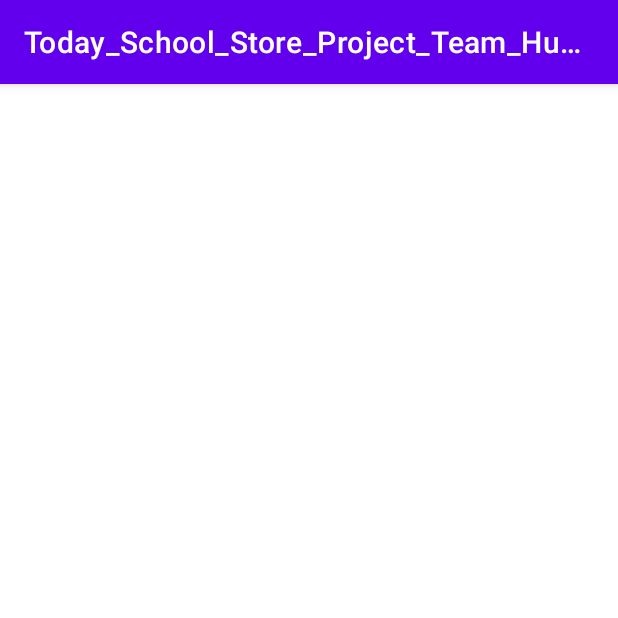
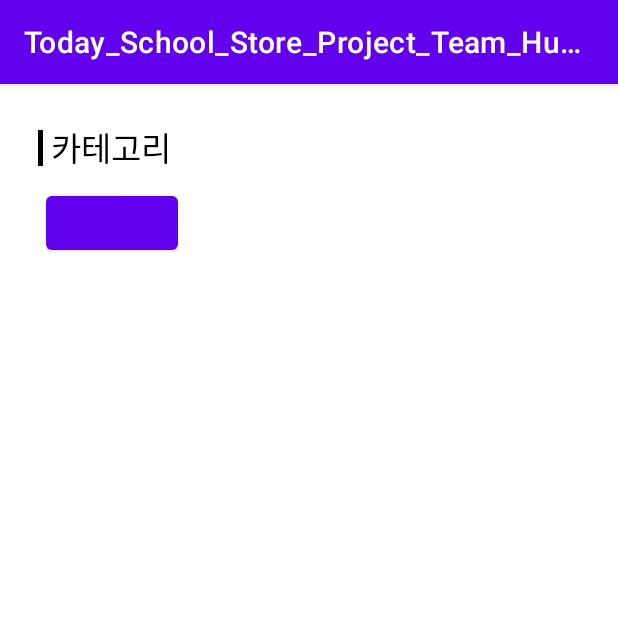
Before and after one commit to ProgrammerYes25/Today_School_Store_Project_Team_HungryP, an Android app: the PricePageActivity screen opened directly, with no data from a screen before it, on a phone screen of 412 x 824 dp, the top half of it. Run offline under Robolectric (Android 15) with nearby library versions, the phone set to English and light mode, and no system bars.

Commit message:
이미지 추가 - textlien - 메뉴 이름 앞에 붙는 라인 - newrectangle - 신재품 아래 까리는 분홍 네모
activitv_price_page 수정1

```diff
--- a/app/src/main/AndroidManifest.xml
+++ b/app/src/main/AndroidManifest.xml
@@ -1,6 +1,6 @@
 <?xml version="1.0" encoding="utf-8"?>
 <manifest xmlns:android="http://schemas.android.com/apk/res/android"
-    package="today_school_store_project.team_hungryp">
+    package="today_school_store_project.team_hungryp" >
 
     <application
         android:allowBackup="true"
@@ -8,13 +8,13 @@
         android:label="@string/app_name"
         android:roundIcon="@mipmap/ic_launcher_round"
         android:supportsRtl="true"
-        android:theme="@style/Theme.Today_School_Store_Project_Team_HungryP">
+        android:theme="@style/Theme.Today_School_Store_Project_Team_HungryP" >
         <activity
             android:name=".PricePageActivity"
             android:exported="false" />
         <activity
             android:name=".MainActivity"
-            android:exported="true">
+            android:exported="true" >
             <intent-filter>
                 <action android:name="android.intent.action.MAIN" />
 
--- a/app/src/main/res/layout/activity_price_page.xml
+++ b/app/src/main/res/layout/activity_price_page.xml
@@ -1,9 +1,42 @@
 <?xml version="1.0" encoding="utf-8"?>
-<androidx.constraintlayout.widget.ConstraintLayout xmlns:android="http://schemas.android.com/apk/res/android"
+<LinearLayout xmlns:android="http://schemas.android.com/apk/res/android"
     xmlns:app="http://schemas.android.com/apk/res-auto"
     xmlns:tools="http://schemas.android.com/tools"
     android:layout_width="match_parent"
     android:layout_height="match_parent"
+    android:orientation="vertical"
+    android:padding="15dp"
     tools:context=".PricePageActivity">
-
-</androidx.constraintlayout.widget.ConstraintLayout>
+    <LinearLayout
+        android:layout_width="match_parent"
+        android:layout_height="wrap_content"
+        android:orientation="vertical">
+        <LinearLayout
+            android:layout_width="match_parent"
+            android:layout_height="wrap_content"
+            android:orientation="horizontal"
+            android:padding="10dp">
+            <ImageView
+                android:layout_width="wrap_content"
+                android:layout_height="wrap_content"
+                android:layout_marginTop="5dp"
+                android:src="@drawable/textline"/>
+            <TextView
+                android:layout_width="wrap_content"
+                android:layout_height="wrap_content"
+                android:layout_marginLeft="5dp"
+                android:textColor="@color/black"
+                android:textSize="10pt"
+                android:text="카테고리"/>
+        </LinearLayout>
+        <HorizontalScrollView
+            android:layout_width="match_parent"
+            android:layout_height="wrap_content"
+            android:orientation="vertical"
+            android:layout_marginLeft="15dp">
+            <Button
+                android:layout_width="wrap_content"
+                android:layout_height="wrap_content"/>
+        </HorizontalScrollView>
+    </LinearLayout>
+</LinearLayout>
--- /dev/null
+++ b/app/src/main/res/values-land/dimens.xml
@@ -0,0 +1,3 @@
+<resources>
+        <dimen name="fab_margin">48dp</dimen>
+    </resources>
--- /dev/null
+++ b/app/src/main/res/values-w1240dp/dimens.xml
@@ -0,0 +1,3 @@
+<resources>
+        <dimen name="fab_margin">200dp</dimen>
+    </resources>
--- /dev/null
+++ b/app/src/main/res/values-w600dp/dimens.xml
@@ -0,0 +1,3 @@
+<resources>
+        <dimen name="fab_margin">48dp</dimen>
+    </resources>
```
Also changed, not shown: app/build.gradle (+7 -0 lines), app/src/main/java/today_school_store_project/team_hungryp/ui/gallery/GalleryFragment.java (added, +35 -0 lines), app/src/main/java/today_school_store_project/team_hungryp/ui/gallery/GalleryViewModel.java (added, +19 -0 lines), app/src/main/java/today_school_store_project/team_hungryp/ui/home/HomeFragment.java (added, +35 -0 lines), app/src/main/java/today_school_store_project/team_hungryp/ui/home/HomeViewModel.java (added, +19 -0 lines), app/src/main/java/today_school_store_project/team_hungryp/ui/slideshow/SlideshowFragment.java (added, +35 -0 lines), app/src/main/java/today_school_store_project/team_hungryp/ui/slideshow/SlideshowViewModel.java (added, +19 -0 lines), app/src/main/res/menu/activity_main_drawer.xml (added, +20 -0 lines), app/src/main/res/menu/home.xml (added, +8 -0 lines), app/src/main/res/navigation/mobile_navigation.xml (added, +25 -0 lines), app/src/main/res/values/dimens.xml (added, +8 -0 lines), app/src/main/res/values/strings.xml (+11 -0 lines), app/src/main/res/values/themes.xml (+8 -0 lines), app/src/main/res/drawable/newrectangle.jpg (added), 1 more files.
